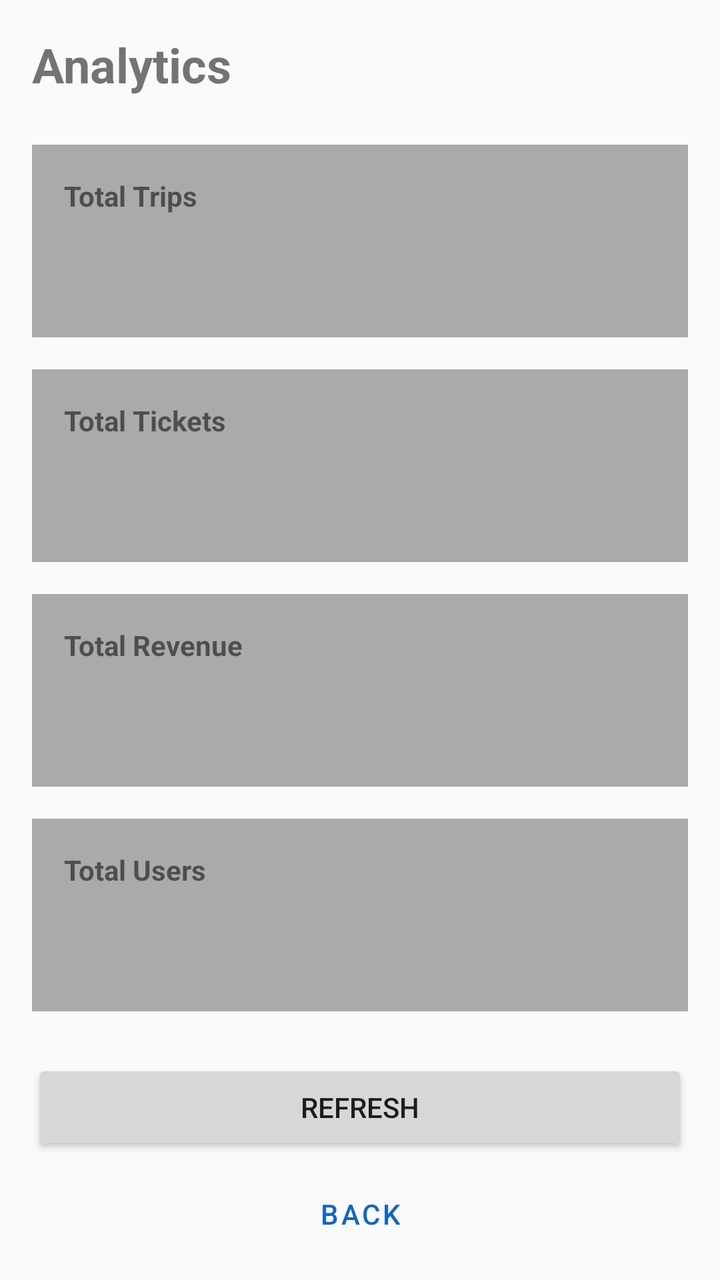
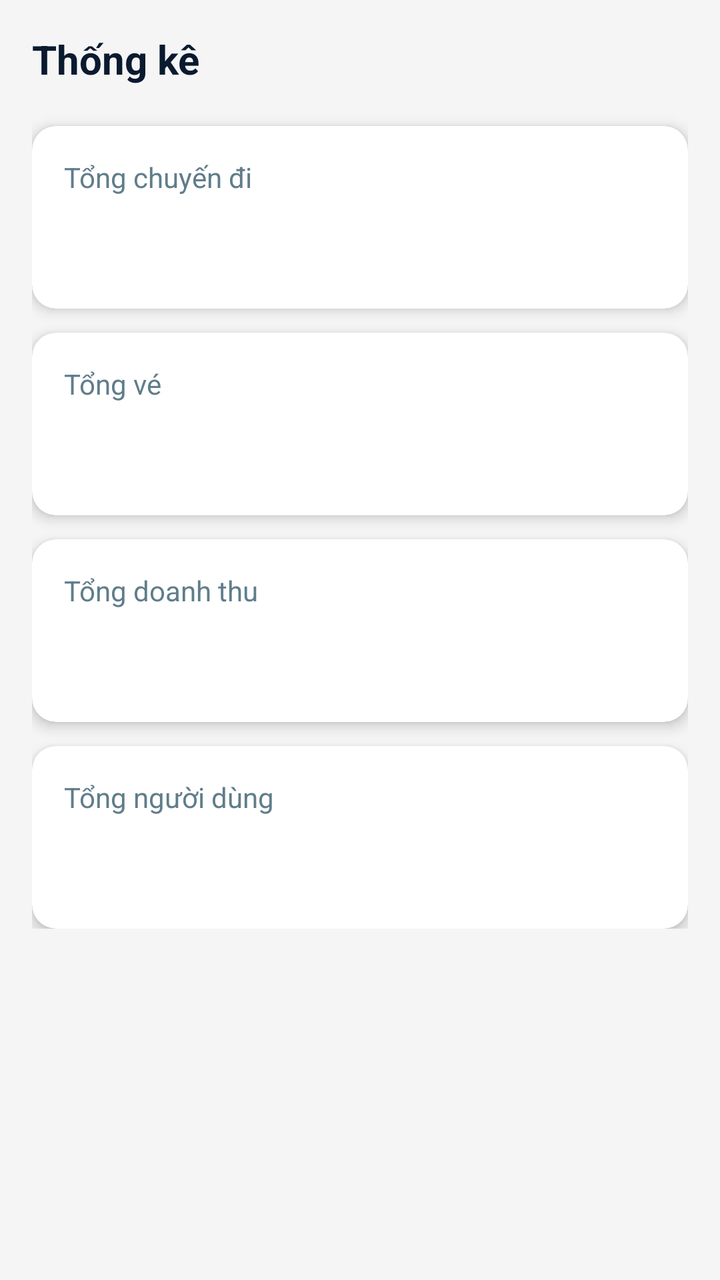

Before-and-after screenshots of an Android layout around one commit, followed by the original layout XML and the change that was made.
<!-- AndroidManifest.xml: application theme Theme.BusBooking -->
<!-- res/layout/fragment_analytics.xml -->
<?xml version="1.0" encoding="utf-8"?>
<LinearLayout xmlns:android="http://schemas.android.com/apk/res/android"
    android:layout_width="match_parent"
    android:layout_height="match_parent"
    android:orientation="vertical"
    android:padding="16dp">

    <TextView
        android:layout_width="wrap_content"
        android:layout_height="wrap_content"
        android:text="Analytics"
        android:textSize="24sp"
        android:textStyle="bold"
        android:layout_marginBottom="24dp" />

        <LinearLayout
            android:layout_width="match_parent"
            android:layout_height="wrap_content"
            android:orientation="vertical"
            android:background="@android:color/darker_gray"
            android:padding="16dp"
            android:layout_marginBottom="16dp">

            <TextView
                android:layout_width="wrap_content"
                android:layout_height="wrap_content"
                android:text="Total Trips"
                android:textStyle="bold"
                android:layout_marginBottom="8dp" />

            <TextView
                android:id="@+id/totalTripsText"
                android:layout_width="wrap_content"
                android:layout_height="wrap_content"
                android:textSize="28sp"
                android:textStyle="bold" />

        </LinearLayout>

        <LinearLayout
            android:layout_width="match_parent"
            android:layout_height="wrap_content"
            android:orientation="vertical"
            android:background="@android:color/darker_gray"
            android:padding="16dp"
            android:layout_marginBottom="16dp">

            <TextView
                android:layout_width="wrap_content"
                android:layout_height="wrap_content"
                android:text="Total Tickets"
                android:textStyle="bold"
                android:layout_marginBottom="8dp" />

            <TextView
                android:id="@+id/totalTicketsText"
                android:layout_width="wrap_content"
                android:layout_height="wrap_content"
                android:textSize="28sp"
                android:textStyle="bold" />

        </LinearLayout>

        <LinearLayout
            android:layout_width="match_parent"
            android:layout_height="wrap_content"
            android:orientation="vertical"
            android:background="@android:color/darker_gray"
            android:padding="16dp"
            android:layout_marginBottom="16dp">

            <TextView
                android:layout_width="wrap_content"
                android:layout_height="wrap_content"
                android:text="Total Revenue"
                android:textStyle="bold"
                android:layout_marginBottom="8dp" />

            <TextView
                android:id="@+id/totalRevenueText"
                android:layout_width="wrap_content"
                android:layout_height="wrap_content"
                android:textSize="28sp"
                android:textStyle="bold" />

        </LinearLayout>

        <LinearLayout
            android:layout_width="match_parent"
            android:layout_height="wrap_content"
            android:orientation="vertical"
            android:background="@android:color/darker_gray"
            android:padding="16dp"
            android:layout_marginBottom="24dp">

            <TextView
                android:layout_width="wrap_content"
                android:layout_height="wrap_content"
                android:text="Total Users"
                android:textStyle="bold"
                android:layout_marginBottom="8dp" />

            <TextView
                android:id="@+id/totalUsersText"
                android:layout_width="wrap_content"
                android:layout_height="wrap_content"
                android:textSize="28sp"
                android:textStyle="bold" />

        </LinearLayout>

    <Button
        android:id="@+id/refreshButton"
        android:layout_width="match_parent"
        android:layout_height="wrap_content"
        android:text="REFRESH"
        android:layout_marginBottom="12dp" />

    <Button
        android:id="@+id/backButton"
        android:layout_width="match_parent"
        android:layout_height="wrap_content"
        android:text="BACK"
        style="@style/Widget.MaterialComponents.Button.OutlinedButton" />

</LinearLayout>
<!-- resources referenced by this layout -->
<resources>
  <style name="Theme.BusBooking" parent="Theme.MaterialComponents.Light.NoActionBar.Bridge">
          <item name="colorPrimary">@color/blue_primary</item>
          <item name="colorPrimaryDark">@color/blue_primary_dark</item>
          <item name="colorAccent">@color/blue_accent</item>
      </style>
  <color name="blue_primary">#1565C0</color>
  <color name="blue_primary_dark">#0D47A1</color>
  <color name="blue_accent">#2196F3</color>
</resources>

<!-- the commit's change to res/layout/fragment_analytics.xml (unified diff, before → after) -->
@@ -1,126 +1,161 @@
 <?xml version="1.0" encoding="utf-8"?>
-<LinearLayout xmlns:android="http://schemas.android.com/apk/res/android"
+<androidx.core.widget.NestedScrollView xmlns:android="http://schemas.android.com/apk/res/android"
+    xmlns:app="http://schemas.android.com/apk/res-auto"
     android:layout_width="match_parent"
     android:layout_height="match_parent"
-    android:orientation="vertical"
-    android:padding="16dp">
+    android:background="@color/background_grey">
 
-    <TextView
-        android:layout_width="wrap_content"
+    <LinearLayout
+        android:layout_width="match_parent"
         android:layout_height="wrap_content"
-        android:text="Analytics"
-        android:textSize="24sp"
-        android:textStyle="bold"
-        android:layout_marginBottom="24dp" />
+        android:orientation="vertical"
+        android:padding="16dp">
 
-        <LinearLayout
+        
+        <TextView
+            android:layout_width="wrap_content"
+            android:layout_height="wrap_content"
+            android:text="Thống kê"
+            android:textSize="20sp"
+            android:textStyle="bold"
+            android:textColor="@color/text_primary"
+            android:layout_marginBottom="20dp" />
+
+        
+        <androidx.cardview.widget.CardView
             android:layout_width="match_parent"
             android:layout_height="wrap_content"
-            android:orientation="vertical"
-            android:background="@android:color/darker_gray"
-            android:padding="16dp"
-            android:layout_marginBottom="16dp">
+            app:cardCornerRadius="12dp"
+            app:cardElevation="4dp"
+            android:layout_marginBottom="12dp">
 
-            <TextView
-                android:layout_width="wrap_content"
+            <LinearLayout
+                android:layout_width="match_parent"
                 android:layout_height="wrap_content"
-                android:text="Total Trips"
-                android:textStyle="bold"
-                android:layout_marginBottom="8dp" />
+                android:orientation="vertical"
+                android:padding="16dp">
 
-            <TextView
-                android:id="@+id/totalTripsText"
-                android:layout_width="wrap_content"
-                android:layout_height="wrap_content"
-                android:textSize="28sp"
-                android:textStyle="bold" />
+                <TextView
+                    android:layout_width="match_parent"
+                    android:layout_height="wrap_content"
+                    android:text="Tổng chuyến đi"
+                    android:textSize="14sp"
+                    android:textColor="@color/text_secondary"
+                    android:layout_marginBottom="8dp" />
 
-        </LinearLayout>
+                <TextView
+                    android:id="@+id/totalTripsText"
+                    android:layout_width="match_parent"
+                    android:layout_height="wrap_content"
+                    android:textSize="24sp"
+                    android:textStyle="bold"
+                    android:textColor="@color/blue_primary" />
 
-        <LinearLayout
+            </LinearLayout>
+
+        </androidx.cardview.widget.CardView>
+
+        
+        <androidx.cardview.widget.CardView
             android:layout_width="match_parent"
             android:layout_height="wrap_content"
-            android:orientation="vertical"
-            android:background="@android:color/darker_gray"
-            android:padding="16dp"
-            android:layout_marginBottom="16dp">
+            app:cardCornerRadius="12dp"
+            app:cardElevation="4dp"
+            android:layout_marginBottom="12dp">
 
-            <TextView
-                android:layout_width="wrap_content"
+            <LinearLayout
+                android:layout_width="match_parent"
                 android:layout_height="wrap_content"
-                android:text="Total Tickets"
-                android:textStyle="bold"
-                android:layout_marginBottom="8dp" />
+                android:orientation="vertical"
+                android:padding="16dp">
 
-            <TextView
-                android:id="@+id/totalTicketsText"
-                android:layout_width="wrap_content"
-                android:layout_height="wrap_content"
-                android:textSize="28sp"
-                android:textStyle="bold" />
+                <TextView
+                    android:layout_width="match_parent"
+                    android:layout_height="wrap_content"
+                    android:text="Tổng vé"
+                    android:textSize="14sp"
+                    android:textColor="@color/text_secondary"
+                    android:layout_marginBottom="8dp" />
 
-        </LinearLayout>
+                <TextView
+                    android:id="@+id/totalTicketsText"
+                    android:layout_width="match_parent"
+                    android:layout_height="wrap_content"
+                    android:textSize="24sp"
+                    android:textStyle="bold"
+                    android:textColor="@color/blue_primary" />
 
-        <LinearLayout
+            </LinearLayout>
+
+        </androidx.cardview.widget.CardView>
+
+        
+        <androidx.cardview.widget.CardView
             android:layout_width="match_parent"
             android:layout_height="wrap_content"
-            android:orientation="vertical"
-            android:background="@android:color/darker_gray"
-            android:padding="16dp"
-            android:layout_marginBottom="16dp">
+            app:cardCornerRadius="12dp"
+            app:cardElevation="4dp"
+            android:layout_marginBottom="12dp">
 
-            <TextView
-                android:layout_width="wrap_content"
+            <LinearLayout
+                android:layout_width="match_parent"
                 android:layout_height="wrap_content"
-                android:text="Total Revenue"
-                android:textStyle="bold"
-                android:layout_marginBottom="8dp" />
+                android:orientation="vertical"
+                android:padding="16dp">
 
-            <TextView
-                android:id="@+id/totalRevenueText"
-                android:layout_width="wrap_content"
-                android:layout_height="wrap_content"
-                android:textSize="28sp"
-                android:textStyle="bold" />
+                <TextView
+                    android:layout_width="match_parent"
+                    android:layout_height="wrap_content"
+                    android:text="Tổng doanh thu"
+                    android:textSize="14sp"
+                    android:textColor="@color/text_secondary"
+                    android:layout_marginBottom="8dp" />
 
-        </LinearLayout>
+                <TextView
+                    android:id="@+id/totalRevenueText"
+                    android:layout_width="match_parent"
+                    android:layout_height="wrap_content"
+                    android:textSize="24sp"
+                    android:textStyle="bold"
+                    android:textColor="@color/blue_primary" />
 
-        <LinearLayout
+            </LinearLayout>
+
+        </androidx.cardview.widget.CardView>
+
+        
+        <androidx.cardview.widget.CardView
             android:layout_width="match_parent"
             android:layout_height="wrap_content"
-            android:orientation="vertical"
-            android:background="@android:color/darker_gray"
-            android:padding="16dp"
-            android:layout_marginBottom="24dp">
+            app:cardCornerRadius="12dp"
+            app:cardElevation="4dp">
 
-            <TextView
-                android:layout_width="wrap_content"
+            <LinearLayout
+                android:layout_width="match_parent"
                 android:layout_height="wrap_content"
-                android:text="Total Users"
-                android:textStyle="bold"
-                android:layout_marginBottom="8dp" />
+                android:orientation="vertical"
+                android:padding="16dp">
 
-            <TextView
-                android:id="@+id/totalUsersText"
-                android:layout_width="wrap_content"
-                android:layout_height="wrap_content"
-                android:textSize="28sp"
-                android:textStyle="bold" />
+                <TextView
+                    android:layout_width="match_parent"
+                    android:layout_height="wrap_content"
+                    android:text="Tổng người dùng"
+                    android:textSize="14sp"
+                    android:textColor="@color/text_secondary"
+                    android:layout_marginBottom="8dp" />
 
-        </LinearLayout>
+                <TextView
+                    android:id="@+id/totalUsersText"
+                    android:layout_width="match_parent"
+                    android:layout_height="wrap_content"
+                    android:textSize="24sp"
+                    android:textStyle="bold"
+                    android:textColor="@color/blue_primary" />
 
-    <Button
-        android:id="@+id/refreshButton"
-        android:layout_width="match_parent"
-        android:layout_height="wrap_content"
-        android:text="REFRESH"
-        android:layout_marginBottom="12dp" />
+            </LinearLayout>
 
-    <Button
-        android:id="@+id/backButton"
-        android:layout_width="match_parent"
-        android:layout_height="wrap_content"
-        android:text="BACK"
-        style="@style/Widget.MaterialComponents.Button.OutlinedButton" />
+        </androidx.cardview.widget.CardView>
 
-</LinearLayout>
+    </LinearLayout>
+
+</androidx.core.widget.NestedScrollView>
<!-- resource entries referenced after the edit -->
@@ -1,11 +1,14 @@
 <!-- resources referenced by this layout -->
 <resources>
+  <color name="background_grey">#F5F5F5</color>
   <style name="Theme.BusBooking" parent="Theme.MaterialComponents.Light.NoActionBar.Bridge">
           <item name="colorPrimary">@color/blue_primary</item>
           <item name="colorPrimaryDark">@color/blue_primary_dark</item>
           <item name="colorAccent">@color/blue_accent</item>
       </style>
   <color name="blue_primary">#1565C0</color>
+  <color name="text_primary">#0A1A2F</color>
+  <color name="text_secondary">#607D8B</color>
   <color name="blue_primary_dark">#0D47A1</color>
   <color name="blue_accent">#2196F3</color>
 </resources>
